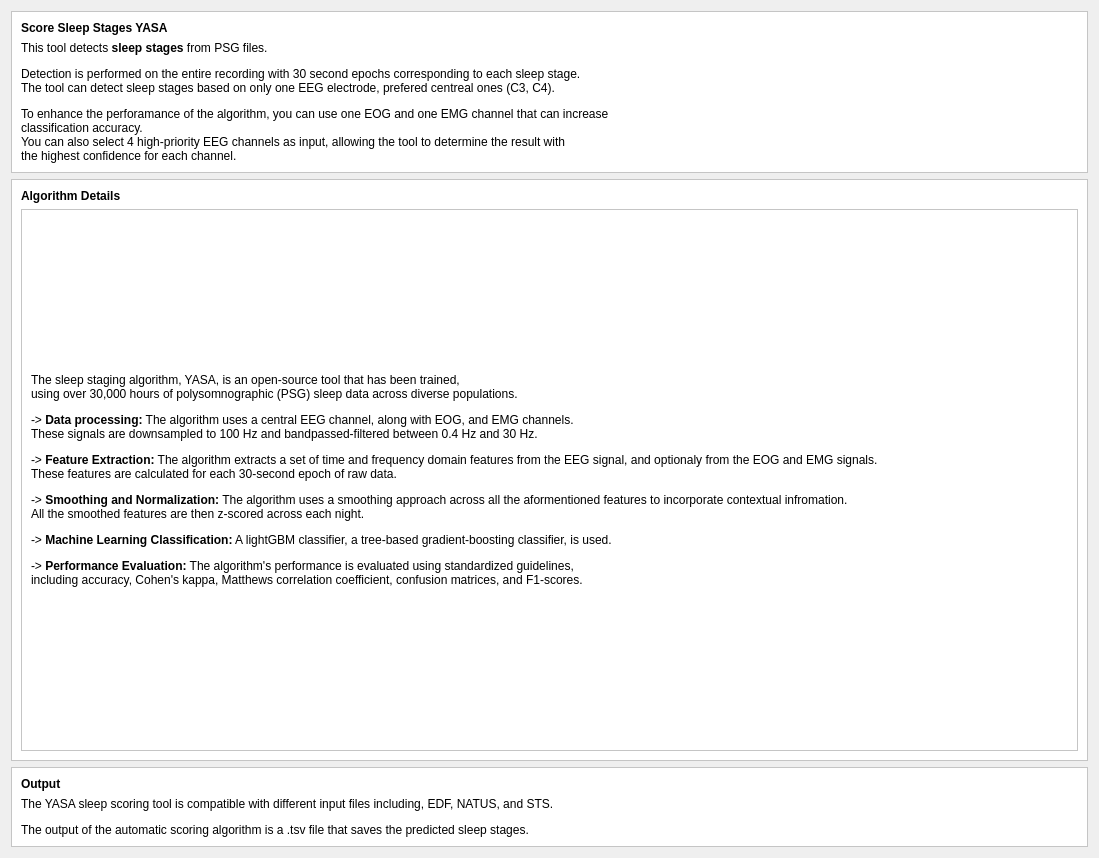
First picture: the form in tools/ExampleToolsPackage/AutomaticSleepScoring/AlgoIntroStep/Ui_AlgoIntroStep.ui, repository mhazad99/Automatic-Sleep-Scoring-Package, before the edit.
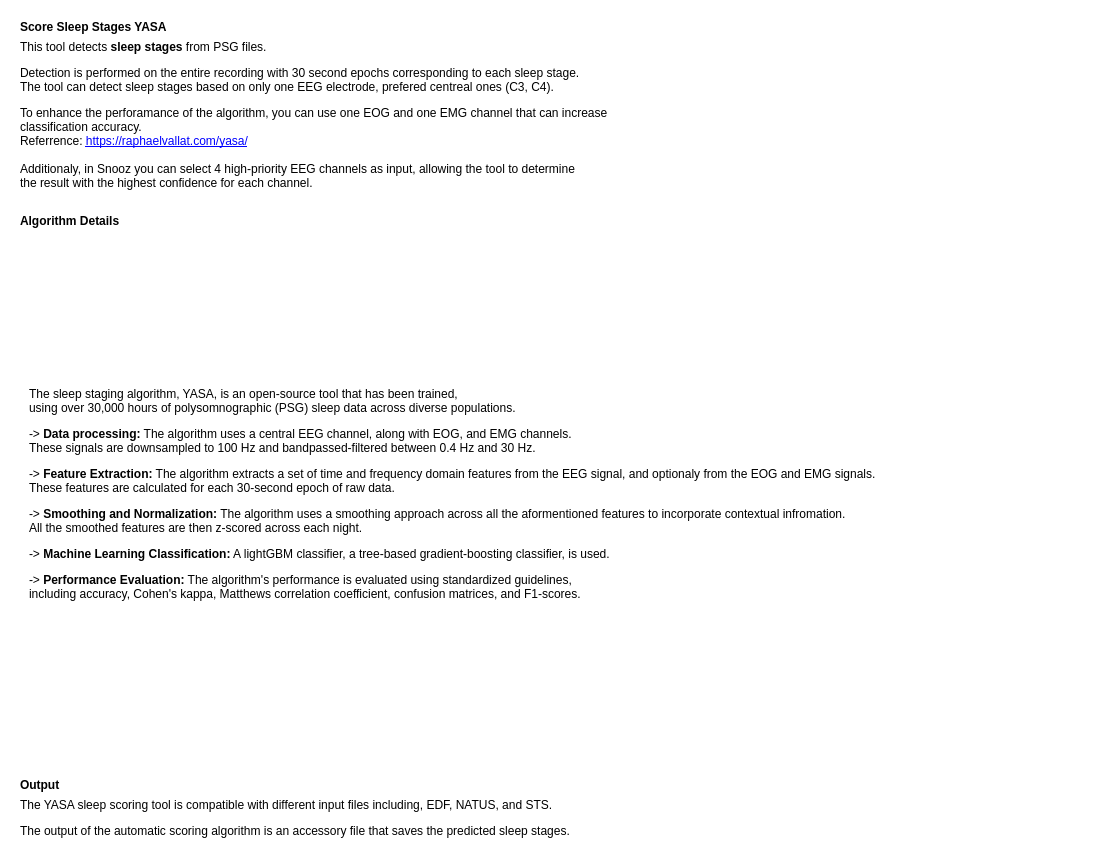
Second picture: the form after the edit.

Commit message: YASA tool interface modified

```diff
--- a/tools/ExampleToolsPackage/AutomaticSleepScoring/AlgoIntroStep/Ui_AlgoIntroStep.ui
+++ b/tools/ExampleToolsPackage/AutomaticSleepScoring/AlgoIntroStep/Ui_AlgoIntroStep.ui
@@ -14,7 +14,7 @@
    <string>Form</string>
   </property>
   <property name="styleSheet">
-   <string notr="true">font: 12pt &quot;Roboto&quot;;</string>
+   <string notr="true">font: 12pt &quot;Roboto&quot;;background-color: rgb(255, 255, 255);</string>
   </property>
   <layout class="QVBoxLayout" name="verticalLayout_7">
    <item>
@@ -26,14 +26,23 @@
       <layout class="QVBoxLayout" name="verticalLayout">
        <item>
         <widget class="QFrame" name="frame">
+         <property name="maximumSize">
+          <size>
+           <width>16777213</width>
+           <height>16777215</height>
+          </size>
+         </property>
          <property name="styleSheet">
           <string notr="true">background-color: rgb(255, 255, 255);</string>
          </property>
          <property name="frameShape">
-          <enum>QFrame::StyledPanel</enum>
+          <enum>QFrame::NoFrame</enum>
          </property>
          <property name="frameShadow">
-          <enum>QFrame::Raised</enum>
+          <enum>QFrame::Plain</enum>
+         </property>
+         <property name="lineWidth">
+          <number>0</number>
          </property>
          <layout class="QVBoxLayout" name="verticalLayout_2">
           <item>
@@ -41,6 +50,9 @@
             <property name="styleSheet">
              <string notr="true">background-color: rgb(255, 255, 255);</string>
             </property>
+            <property name="lineWidth">
+             <number>0</number>
+            </property>
             <property name="text">
              <string>&lt;html&gt;&lt;head/&gt;&lt;body&gt;&lt;p&gt;&lt;span style=&quot; font-weight:600;&quot;&gt;Score Sleep Stages YASA&lt;/span&gt;&lt;/p&gt;&lt;/body&gt;&lt;/html&gt;</string>
             </property>
@@ -51,8 +63,11 @@
             <property name="styleSheet">
              <string notr="true">background-color: rgb(255, 255, 255);</string>
             </property>
+            <property name="lineWidth">
+             <number>0</number>
+            </property>
             <property name="text">
-             <string>&lt;html&gt;&lt;head/&gt;&lt;body&gt;&lt;p align=&quot;justify&quot;&gt;This tool detects &lt;span style=&quot; font-weight:600;&quot;&gt;sleep stages&lt;/span&gt; from PSG files. &lt;/p&gt;&lt;p align=&quot;justify&quot;&gt;Detection is performed on the entire recording with 30 second epochs corresponding to each sleep stage.&lt;br/&gt;The tool can detect sleep stages based on only one EEG electrode, prefered centreal ones (C3, C4). &lt;/p&gt;&lt;p align=&quot;justify&quot;&gt;To enhance the perforamance of the algorithm, you can use one EOG and one EMG channel that can increase&lt;br/&gt;classification accuracy.&lt;br/&gt;You can also select 4 high-priority EEG channels as input, allowing the tool to determine the result with &lt;br/&gt;the highest confidence for each channel. &lt;/p&gt;&lt;/body&gt;&lt;/html&gt;</string>
+             <string>&lt;html&gt;&lt;head/&gt;&lt;body&gt;&lt;p align=&quot;justify&quot;&gt;This tool detects &lt;span style=&quot; font-weight:600;&quot;&gt;sleep stages&lt;/span&gt; from PSG files. &lt;/p&gt;&lt;p align=&quot;justify&quot;&gt;Detection is performed on the entire recording with 30 second epochs corresponding to each sleep stage.&lt;br/&gt;The tool can detect sleep stages based on only one EEG electrode, prefered centreal ones (C3, C4). &lt;/p&gt;&lt;p align=&quot;justify&quot;&gt;To enhance the perforamance of the algorithm, you can use one EOG and one EMG channel that can increase&lt;br/&gt;classification accuracy.&lt;br/&gt;Referrence: &lt;a href=&quot;https://raphaelvallat.com/yasa/&quot;&gt;&lt;span style=&quot; text-decoration: underline; color:#0000ff;&quot;&gt;https://raphaelvallat.com/yasa/&lt;br/&gt;&lt;/span&gt;&lt;/a&gt;&lt;br/&gt;Additionaly, in Snooz you can select 4 high-priority EEG channels as input, allowing the tool to determine &lt;br/&gt;the result with the highest confidence for each channel.&lt;/p&gt;&lt;/body&gt;&lt;/html&gt;</string>
             </property>
            </widget>
           </item>
@@ -65,10 +80,13 @@
           <string notr="true">background-color: rgb(255, 255, 255);</string>
          </property>
          <property name="frameShape">
-          <enum>QFrame::StyledPanel</enum>
+          <enum>QFrame::NoFrame</enum>
          </property>
          <property name="frameShadow">
-          <enum>QFrame::Raised</enum>
+          <enum>QFrame::Plain</enum>
+         </property>
+         <property name="lineWidth">
+          <number>0</number>
          </property>
          <layout class="QVBoxLayout" name="verticalLayout_3">
           <item>
@@ -76,6 +94,9 @@
             <property name="styleSheet">
              <string notr="true">background-color: rgb(255, 255, 255);</string>
             </property>
+            <property name="lineWidth">
+             <number>0</number>
+            </property>
             <property name="text">
              <string>&lt;html&gt;&lt;head/&gt;&lt;body&gt;&lt;p&gt;&lt;span style=&quot; font-weight:600;&quot;&gt;Algorithm Details&lt;/span&gt;&lt;/p&gt;&lt;/body&gt;&lt;/html&gt;</string>
             </property>
@@ -86,6 +107,12 @@
             <property name="styleSheet">
              <string notr="true">background-color: rgb(255, 255, 255);</string>
             </property>
+            <property name="frameShape">
+             <enum>QFrame::NoFrame</enum>
+            </property>
+            <property name="frameShadow">
+             <enum>QFrame::Sunken</enum>
+            </property>
             <property name="widgetResizable">
              <bool>true</bool>
             </property>
@@ -95,7 +122,7 @@
                <x>0</x>
                <y>0</y>
                <width>1451</width>
-               <height>380</height>
+               <height>346</height>
               </rect>
              </property>
              <layout class="QHBoxLayout" name="horizontalLayout">
@@ -104,6 +131,9 @@
                 <property name="styleSheet">
                  <string notr="true">background-color: rgb(255, 255, 255);</string>
                 </property>
+                <property name="lineWidth">
+                 <number>0</number>
+                </property>
                 <property name="text">
                  <string>&lt;html&gt;&lt;head/&gt;&lt;body&gt;&lt;p&gt;The sleep staging algorithm, YASA, is an open-source tool that has been trained,&lt;br/&gt;using over 30,000 hours of polysomnographic (PSG) sleep data across diverse populations. &lt;/p&gt;&lt;p&gt;-&amp;gt;&lt;span style=&quot; font-weight:600;&quot;&gt; Data processing:&lt;/span&gt; The algorithm uses a central EEG channel, along with EOG, and EMG channels.&lt;br/&gt;These signals are downsampled to 100 Hz and bandpassed-filtered between 0.4 Hz and 30 Hz. &lt;/p&gt;&lt;p&gt;-&amp;gt; &lt;span style=&quot; font-weight:600;&quot;&gt;Feature Extraction:&lt;/span&gt; The algorithm extracts a set of time and frequency domain features from the EEG signal, and optionaly from the EOG and EMG signals.&lt;br/&gt;These features are calculated for each 30-second epoch of raw data. &lt;/p&gt;&lt;p&gt;-&amp;gt; &lt;span style=&quot; font-weight:600;&quot;&gt;Smoothing and Normalization:&lt;/span&gt; The algorithm uses a smoothing approach across all the aformentioned features to incorporate contextual infromation.&lt;br/&gt;All the smoothed features are then z-scored across each night. &lt;/p&gt;&lt;p&gt;-&amp;gt; &lt;span style=&quot; font-weight:600;&quot;&gt;Machine Learning Classification:&lt;/span&gt; A lightGBM classifier, a tree-based gradient-boosting classifier, is used. &lt;/p&gt;&lt;p&gt;-&amp;gt; &lt;span style=&quot; font-weight:600;&quot;&gt;Performance Evaluation:&lt;/span&gt; The algorithm's performance is evaluated using standardized guidelines,&lt;br/&gt;including accuracy, Cohen's kappa, Matthews correlation coefficient, confusion matrices, and F1-scores. &lt;/p&gt;&lt;/body&gt;&lt;/html&gt;</string>
                 </property>
@@ -122,10 +152,13 @@
           <string notr="true">background-color: rgb(255, 255, 255);</string>
          </property>
          <property name="frameShape">
-          <enum>QFrame::StyledPanel</enum>
+          <enum>QFrame::NoFrame</enum>
          </property>
          <property name="frameShadow">
-          <enum>QFrame::Raised</enum>
+          <enum>QFrame::Plain</enum>
+         </property>
+         <property name="lineWidth">
+          <number>0</number>
          </property>
          <layout class="QVBoxLayout" name="verticalLayout_4">
           <item>
@@ -133,6 +166,9 @@
             <property name="styleSheet">
              <string notr="true">background-color: rgb(255, 255, 255);</string>
             </property>
+            <property name="lineWidth">
+             <number>0</number>
+            </property>
             <property name="text">
              <string>&lt;html&gt;&lt;head/&gt;&lt;body&gt;&lt;p&gt;&lt;span style=&quot; font-weight:600;&quot;&gt;Output&lt;/span&gt;&lt;/p&gt;&lt;/body&gt;&lt;/html&gt;</string>
             </property>
@@ -144,7 +180,7 @@
              <string notr="true">background-color: rgb(255, 255, 255);</string>
             </property>
             <property name="text">
-             <string>&lt;html&gt;&lt;head/&gt;&lt;body&gt;&lt;p&gt;The YASA sleep scoring tool is compatible with different input files including, EDF, NATUS, and STS. &lt;/p&gt;&lt;p&gt;The output of the automatic scoring algorithm is a .tsv file that saves the predicted sleep stages. &lt;/p&gt;&lt;/body&gt;&lt;/html&gt;</string>
+             <string>&lt;html&gt;&lt;head/&gt;&lt;body&gt;&lt;p&gt;The YASA sleep scoring tool is compatible with different input files including, EDF, NATUS, and STS. &lt;/p&gt;&lt;p&gt;The output of the automatic scoring algorithm is an accessory file that saves the predicted sleep stages.&lt;/p&gt;&lt;/body&gt;&lt;/html&gt;</string>
             </property>
            </widget>
           </item>
```
The commit also changes 17 other files.
